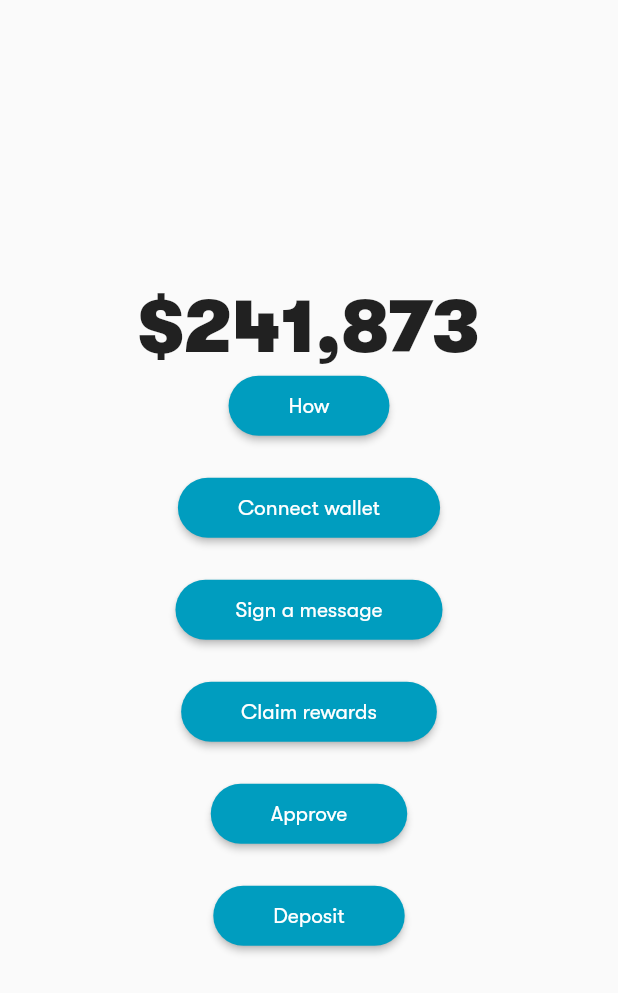
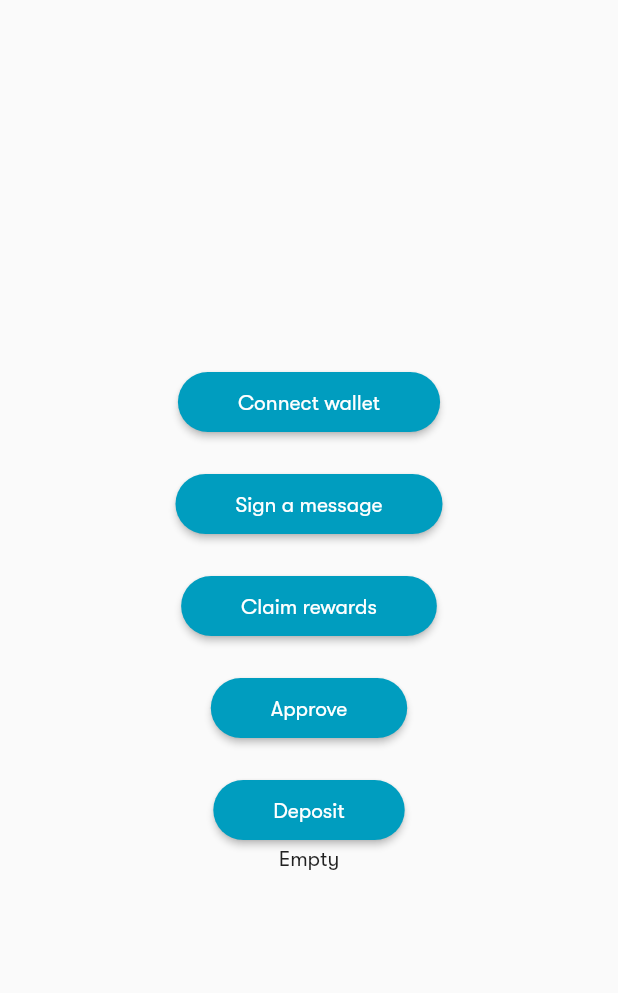
Before and after one commit to kingahmedino/block-stake-ui, a Flutter app: the screen it shows after launch, after a tap on "Connect wallet", on a phone screen of 412 x 824 dp. Shown: the top 993 px of the screen. Run offline on Flutter 3.47's test engine with Material 2 defaults, Android fonts, the light colour scheme and no system bars; our stand-ins replace get; missing offline and left inert: walletconnect_dart, web3dart.

Commit message:
Added wallet controller

```diff
--- /dev/null
+++ b/lib/controllers/wallet-controller.dart
@@ -0,0 +1,32 @@
+import 'package:block_stake_ui/wallet/connect_wallet.dart';
+import 'package:flutter/material.dart';
+import 'package:get/get.dart';
+import 'package:walletconnect_dart/walletconnect_dart.dart';
+
+class WalletController extends GetxController {
+  final _connectWalletResponse = {}.obs;
+
+  String get uri => _connectWalletResponse['uri'] as String;
+  SessionStatus get sessionStatus =>
+      _connectWalletResponse['sessionStatus'] as SessionStatus;
+
+  WalletConnect? get connector =>
+      _connectWalletResponse['provider'] as WalletConnect?;
+
+  String get walletAddress => sessionStatus.accounts[0];
+
+  bool get isWalletConnected {
+    if (connector != null && connector!.connected) return true;
+    return false;
+  }
+
+  connectWallet(BuildContext context) async {
+    var response = await connect(context);
+    _connectWalletResponse.value = response;
+  }
+
+  //experimental
+  disconnectWallet() async {
+    await disconnect();
+  }
+}
--- a/lib/ui/home.dart
+++ b/lib/ui/home.dart
@@ -1,9 +1,10 @@
 // ignore_for_file: prefer_const_literals_to_create_immutables, prefer_const_constructors
 
 import 'package:block_stake_ui/backend/constract-call-manager.dart';
-import 'package:block_stake_ui/theme/constants.dart';
+import 'package:block_stake_ui/controllers/wallet-controller.dart';
 import 'package:block_stake_ui/wallet/connect_wallet.dart';
 import 'package:flutter/material.dart';
+import 'package:get/get.dart';
 
 class Home extends StatefulWidget {
   const Home({Key? key}) : super(key: key);
@@ -15,6 +16,7 @@ class Home extends StatefulWidget {
 class _HomeState extends State<Home> {
   dynamic response = {'uri': '', 'sessionStatus': ''};
   late ContractCallsManager manager;
+  var controller = Get.put(WalletController());
 
   @override
   Widget build(BuildContext context) {
@@ -23,32 +25,10 @@ class _HomeState extends State<Home> {
         child: Column(
           mainAxisAlignment: MainAxisAlignment.center,
           children: <Widget>[
-            const Text(
-              '\$241,873',
-              style: TextStyle(
-                  fontFamily: 'GTWalsheimPro',
-                  fontWeight: FontWeight.w900,
-                  fontSize: 50.0),
-            ),
-            SizedBox(
-              child: ElevatedButton(
-                onPressed: () {
-                  manager.checkRewards();
-                  toggleMode();
-                },
-                child: Text('How'),
-              ),
-            ),
-            SizedBox(
-              height: 20.0,
-            ),
             SizedBox(
               child: ElevatedButton(
                 onPressed: () async {
-                  response = await loginUsingMetamask(context);
-                  manager = ContractCallsManager(
-                      uri: response['uri'],
-                      walletConnect: response['provider']);
+                  controller.connectWallet(context);
                 },
                 child: Text('Connect wallet'),
               ),
@@ -101,6 +81,13 @@ class _HomeState extends State<Home> {
                 child: Text('Deposit'),
               ),
             ),
+            GetX<WalletController>(
+              builder: (controller) {
+                return Text(controller.isWalletConnected
+                    ? controller.walletAddress
+                    : 'Empty');
+              },
+            ),
           ],
         ),
       ),
--- a/lib/wallet/connect_wallet.dart
+++ b/lib/wallet/connect_wallet.dart
@@ -19,16 +19,14 @@ var connector = WalletConnect(
   ),
 );
 
-Future<dynamic> loginUsingMetamask(BuildContext context) async {
+Future<dynamic> connect(BuildContext context) async {
   if (!connector.connected) {
     String _uri = "";
     try {
-      var session = await connector.connect(
-          chainId: 5,
-          onDisplayUri: (uri) async {
-            _uri = uri;
-            await launchUrlString(uri, mode: LaunchMode.externalApplication);
-          });
+      var session = await connector.connect(onDisplayUri: (uri) async {
+        _uri = uri;
+        await launchUrlString(uri, mode: LaunchMode.externalApplication);
+      });
       return {'uri': _uri, 'sessionStatus': session, 'provider': connector};
     } catch (error) {
       print(error);
@@ -36,6 +34,19 @@ Future<dynamic> loginUsingMetamask(BuildContext context) async {
     }
   }
   return;
+}
+
+//experimental
+disconnect() async {
+  if (connector.connected) {
+    try {
+      await connector.killSession();
+      print(connector.connected);
+    } catch (error) {
+      print(error);
+      return null;
+    }
+  }
 }
 
 Future<dynamic> signMessageWithMetamask(BuildContext context, String message,
```
